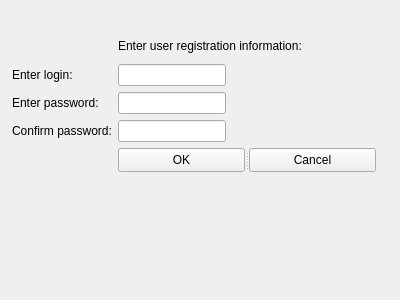
Qt form main/loginform.ui (gexadax/QtChatDB) before a commit.
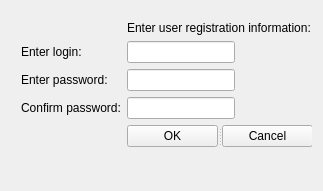
The same form after that commit.

Commit message: naming forms login registration

The edit to the form file:
```diff
--- a/main/loginform.ui
+++ b/main/loginform.ui
@@ -6,22 +6,16 @@
    <rect>
     <x>0</x>
     <y>0</y>
-    <width>400</width>
-    <height>300</height>
+    <width>323</width>
+    <height>191</height>
    </rect>
   </property>
   <property name="windowTitle">
    <string>Form</string>
   </property>
+  <layout class="QGridLayout" name="gridLayout_2">
+   <item row="0" column="0">
   <widget class="QStackedWidget" name="stackedWidget">
-   <property name="geometry">
-    <rect>
-     <x>0</x>
-     <y>10</y>
-     <width>381</width>
-     <height>171</height>
-    </rect>
-   </property>
    <property name="currentIndex">
     <number>1</number>
    </property>
@@ -106,24 +100,75 @@
      </layout>
     </widget>
    </widget>
-   <widget class="QWidget" name="page_2">
-    <widget class="QWidget" name="">
+     <widget class="QWidget" name="pageRegistration">
+      <widget class="QWidget" name="layoutWidget">
      <property name="geometry">
       <rect>
-       <x>12</x>
-       <y>24</y>
-       <width>364</width>
+         <x>10</x>
+         <y>10</y>
+         <width>292</width>
        <height>138</height>
       </rect>
      </property>
-     <layout class="QGridLayout" name="gridLayout">
+       <layout class="QFormLayout" name="formLayoutRegistration">
+        <item row="0" column="1">
+         <widget class="QLabel" name="labelRegistration">
+          <property name="text">
+           <string>Enter user registration information:</string>
+          </property>
+         </widget>
+        </item>
+        <item row="1" column="0">
+         <widget class="QLabel" name="labelRegistrationLogin">
+          <property name="text">
+           <string>Enter login:</string>
+          </property>
+         </widget>
+        </item>
+        <item row="1" column="1">
+         <widget class="QLineEdit" name="lineEditRegistrationLogin">
+          <property name="sizePolicy">
+           <sizepolicy hsizetype="Fixed" vsizetype="Fixed">
+            <horstretch>0</horstretch>
+            <verstretch>0</verstretch>
+           </sizepolicy>
+          </property>
+         </widget>
+        </item>
+        <item row="2" column="0">
+         <widget class="QLabel" name="labelRegistrationPassword">
+          <property name="text">
+           <string>Enter password:</string>
+          </property>
+         </widget>
+        </item>
+        <item row="2" column="1">
+         <widget class="QLineEdit" name="lineEditRegistrationPassword">
+          <property name="sizePolicy">
+           <sizepolicy hsizetype="Fixed" vsizetype="Fixed">
+            <horstretch>0</horstretch>
+            <verstretch>0</verstretch>
+           </sizepolicy>
+          </property>
+         </widget>
+        </item>
       <item row="3" column="0">
-       <widget class="QLabel" name="label_7">
+         <widget class="QLabel" name="labelRegistrationConfirmPassword">
         <property name="text">
          <string>Confirm password:</string>
         </property>
        </widget>
       </item>
+        <item row="3" column="1">
+         <widget class="QLineEdit" name="lineEditRegistrationConfirmPassword">
+          <property name="sizePolicy">
+           <sizepolicy hsizetype="Fixed" vsizetype="Fixed">
+            <horstretch>0</horstretch>
+            <verstretch>0</verstretch>
+           </sizepolicy>
+          </property>
+         </widget>
+        </item>
       <item row="4" column="1">
        <widget class="QSplitter" name="splitter_2">
         <property name="orientation">
@@ -153,61 +198,12 @@
         </widget>
        </widget>
       </item>
-      <item row="1" column="0">
-       <widget class="QLabel" name="label_5">
-        <property name="text">
-         <string>Enter login:</string>
-        </property>
-       </widget>
-      </item>
-      <item row="3" column="1">
-       <widget class="QLineEdit" name="lineEdit_5">
-        <property name="sizePolicy">
-         <sizepolicy hsizetype="Fixed" vsizetype="Fixed">
-          <horstretch>0</horstretch>
-          <verstretch>0</verstretch>
-         </sizepolicy>
-        </property>
-       </widget>
-      </item>
-      <item row="1" column="1">
-       <widget class="QLineEdit" name="lineEdit_3">
-        <property name="sizePolicy">
-         <sizepolicy hsizetype="Fixed" vsizetype="Fixed">
-          <horstretch>0</horstretch>
-          <verstretch>0</verstretch>
-         </sizepolicy>
-        </property>
-       </widget>
-      </item>
-      <item row="2" column="0">
-       <widget class="QLabel" name="label_6">
-        <property name="text">
-         <string>Enter password:</string>
-        </property>
-       </widget>
-      </item>
-      <item row="2" column="1">
-       <widget class="QLineEdit" name="lineEdit_4">
-        <property name="sizePolicy">
-         <sizepolicy hsizetype="Fixed" vsizetype="Fixed">
-          <horstretch>0</horstretch>
-          <verstretch>0</verstretch>
-         </sizepolicy>
-        </property>
-       </widget>
-      </item>
-      <item row="0" column="1">
-       <widget class="QLabel" name="label_4">
-        <property name="text">
-         <string>Enter user registration information:</string>
-        </property>
-       </widget>
-      </item>
-     </layout>
-    </widget>
-   </widget>
-  </widget>
+       </layout>
+      </widget>
+     </widget>
+    </widget>
+   </item>
+  </layout>
  </widget>
  <resources/>
  <connections/>
```
Left out of the diff: 44 changed lines with no effect on the pictures. Lines whose indentation alone changed are shown as unchanged.
